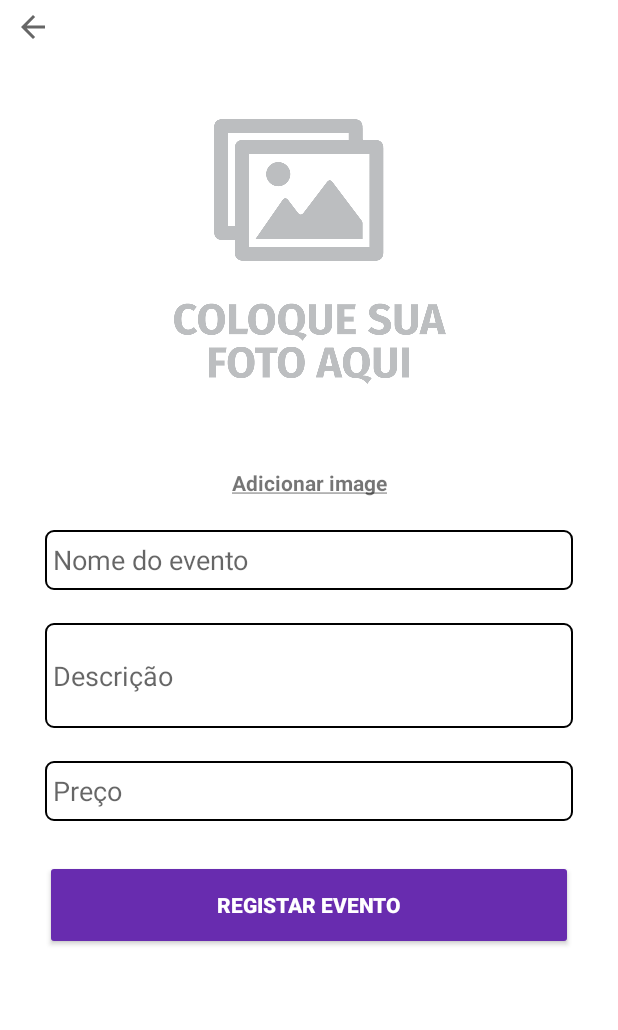
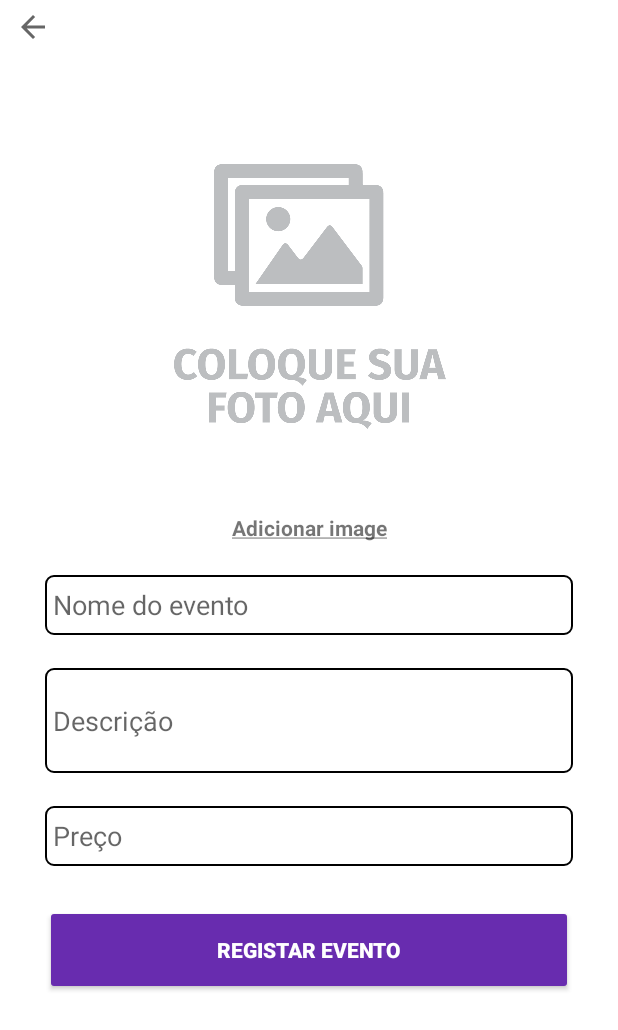
Before and after one commit to marcelodonato/desafioMblabs, an Android app: the RegisterEventActivity screen opened directly, with no data from a screen before it, on a phone screen of 412 x 824 dp. Shown: the top 1030 px of the screen. Run offline under Robolectric (Android 15) with nearby library versions, the phone set to English and light mode, and no system bars; our stand-ins replace Firebase (no records; nobody signed in at launch, a user with empty details on screens opened directly), data binding.

Commit message:
Refatorando layout app

```diff
--- a/app/src/main/java/com/marcelodonato/desafiomblabs/home/HomeActivity.kt
+++ b/app/src/main/java/com/marcelodonato/desafiomblabs/home/HomeActivity.kt
@@ -18,6 +18,7 @@ import com.marcelodonato.desafiomblabs.registerEvent.RegisterEventActivity
 class HomeActivity : AppCompatActivity() {
 
     private lateinit var binding: ActivityHomeBinding
+    private var list : MutableList<MblabsEvents>? = null
 
     override fun onCreate(savedInstanceState: Bundle?) {
         super.onCreate(savedInstanceState)
@@ -28,6 +29,7 @@ class HomeActivity : AppCompatActivity() {
 
     override fun onRestart() {
         super.onRestart()
+        getOnDatabase()
     }
 
     private fun startBinding() {
@@ -57,7 +59,6 @@ class HomeActivity : AppCompatActivity() {
                     dataSnapshot.getValue(MblabsEvents::class.java)
                 }.let { list ->
                     if (list.size != 0) {
-                        toast(list.size.toString())
                         setupRecycler(list)
                     }
                 }
--- a/app/src/main/java/com/marcelodonato/desafiomblabs/login/LoginActivity.kt
+++ b/app/src/main/java/com/marcelodonato/desafiomblabs/login/LoginActivity.kt
@@ -41,6 +41,7 @@ class LoginActivity : AppCompatActivity() {
             confirmEmail -> binding.etEmailLogin.error = getString(R.string.email_error)
             password -> binding.etPasswordLogin.error = getString(R.string.password_error)
             else -> {
+                binding.incLoader.frameLoadingBackground.visibility = View.VISIBLE
                 loginFirebase(
                     binding.etEmailLogin.getEditText(),
                     binding.etPasswordLogin.getEditText()
@@ -71,7 +72,6 @@ class LoginActivity : AppCompatActivity() {
 
     private fun validatedLogin() {
         binding.btnLogin.setOnClickListener {
-            binding.progressLogin.visibility = View.VISIBLE
             validateFields()
         }
     }
--- a/app/src/main/res/layout/activity_register_event.xml
+++ b/app/src/main/res/layout/activity_register_event.xml
@@ -43,7 +43,7 @@
                 app:layout_constraintBottom_toTopOf="@id/tv_register_img"
                 app:layout_constraintEnd_toEndOf="parent"
                 app:layout_constraintStart_toStartOf="parent"
-                app:layout_constraintTop_toTopOf="parent" />
+                app:layout_constraintTop_toBottomOf="@+id/btn_back_home" />
 
             <TextView
                 android:id="@+id/tv_register_img"
--- a/app/src/main/res/layout/loader_layout.xml
+++ b/app/src/main/res/layout/loader_layout.xml
@@ -6,7 +6,6 @@
         android:id="@+id/frame_loading_background"
         android:layout_width="match_parent"
         android:layout_height="match_parent"
-        android:background="@color/black_translucent"
         android:clickable="true"
         android:focusable="true"
         android:visibility="visible">
--- a/app/src/main/res/values-night/themes.xml
+++ /dev/null
@@ -1,16 +0,0 @@
-<resources xmlns:tools="http://schemas.android.com/tools">
-    <!-- Base application theme. -->
-    <style name="Theme.DesafioMblabs" parent="Theme.MaterialComponents.DayNight.DarkActionBar">
-        <!-- Primary brand color. -->
-        <item name="colorPrimary">@color/purple_200</item>
-        <item name="colorPrimaryVariant">@color/purple_700</item>
-        <item name="colorOnPrimary">@color/black</item>
-        <!-- Secondary brand color. -->
-        <item name="colorSecondary">@color/teal_200</item>
-        <item name="colorSecondaryVariant">@color/teal_200</item>
-        <item name="colorOnSecondary">@color/black</item>
-        <!-- Status bar color. -->
-        <item name="android:statusBarColor" tools:targetApi="l">?attr/colorPrimaryVariant</item>
-        <!-- Customize your theme here. -->
-    </style>
-</resources>
--- a/app/src/main/res/values/themes.xml
+++ b/app/src/main/res/values/themes.xml
@@ -1,6 +1,7 @@
 <resources xmlns:tools="http://schemas.android.com/tools">
     <!-- Base application theme. -->
-    <style name="Theme.DesafioMblabs" parent="Theme.MaterialComponents.DayNight.NoActionBar">
+    <style name="Theme.DesafioMblabs" parent="Theme.MaterialComponents.Light.NoActionBar">
+        <item name="android:forceDarkAllowed" tools:targetApi="q">false</item>
         <!-- Primary brand color. -->
         <item name="colorPrimary">@color/purple_500</item>
         <item name="colorPrimaryVariant">@color/black_translucent</item>
```
Also changed, not shown: app/src/main/res/layout/activity_login.xml (+6 -5 lines).
